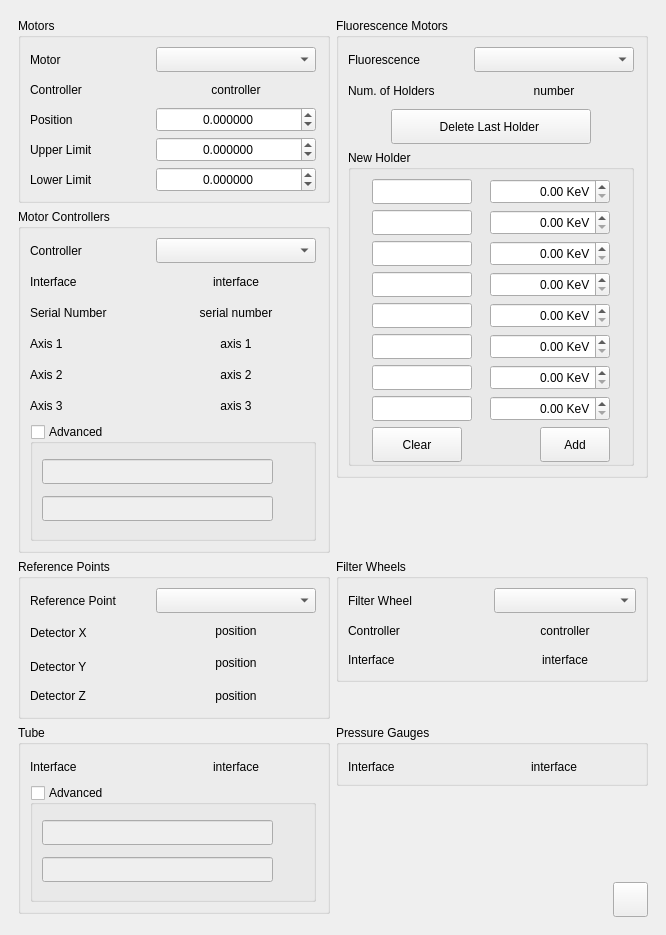
Above: Gui/forms/form_optionswidget.ui from slsdetectorgroup/motorControlSoftware before the change. Below: the same form after it.
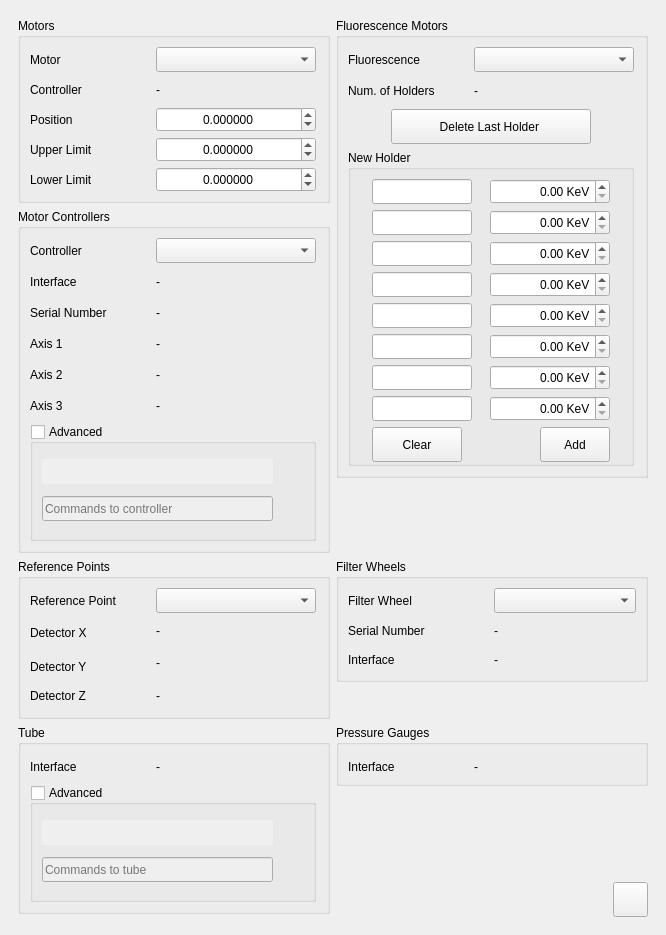
That is the form after the change. Icons and pictures are not drawn.

Diff of the .ui file:
```diff
--- a/Gui/forms/form_optionswidget.ui
+++ b/Gui/forms/form_optionswidget.ui
@@ -211,10 +211,10 @@
               </size>
              </property>
              <property name="text">
-              <string>controller</string>
+              <string>-</string>
              </property>
              <property name="alignment">
-              <set>Qt::AlignCenter</set>
+              <set>Qt::AlignLeading|Qt::AlignLeft|Qt::AlignVCenter</set>
              </property>
             </widget>
            </item>
@@ -545,10 +545,10 @@
               </size>
              </property>
              <property name="text">
-              <string>number</string>
+              <string>-</string>
              </property>
              <property name="alignment">
-              <set>Qt::AlignCenter</set>
+              <set>Qt::AlignLeading|Qt::AlignLeft|Qt::AlignVCenter</set>
              </property>
             </widget>
            </item>
@@ -1202,10 +1202,10 @@
               </size>
              </property>
              <property name="text">
-              <string>axis 3</string>
+              <string>-</string>
              </property>
              <property name="alignment">
-              <set>Qt::AlignCenter</set>
+              <set>Qt::AlignLeading|Qt::AlignLeft|Qt::AlignVCenter</set>
              </property>
             </widget>
            </item>
@@ -1255,10 +1255,10 @@
               </size>
              </property>
              <property name="text">
-              <string>axis 1</string>
+              <string>-</string>
              </property>
              <property name="alignment">
-              <set>Qt::AlignCenter</set>
+              <set>Qt::AlignLeading|Qt::AlignLeft|Qt::AlignVCenter</set>
              </property>
             </widget>
            </item>
@@ -1308,10 +1308,10 @@
               </size>
              </property>
              <property name="text">
-              <string>axis 2</string>
+              <string>-</string>
              </property>
              <property name="alignment">
-              <set>Qt::AlignCenter</set>
+              <set>Qt::AlignLeading|Qt::AlignLeft|Qt::AlignVCenter</set>
              </property>
             </widget>
            </item>
@@ -1360,9 +1360,55 @@
                   <height>25</height>
                  </size>
                 </property>
+                <property name="palette">
+                 <palette>
+                  <active>
+                   <colorrole role="Text">
+                    <brush brushstyle="SolidPattern">
+                     <color alpha="255">
+                      <red>0</red>
+                      <green>0</green>
+                      <blue>161</blue>
+                     </color>
+                    </brush>
+                   </colorrole>
+                  </active>
+                  <inactive>
+                   <colorrole role="Text">
+                    <brush brushstyle="SolidPattern">
+                     <color alpha="255">
+                      <red>0</red>
+                      <green>0</green>
+                      <blue>161</blue>
+                     </color>
+                    </brush>
+                   </colorrole>
+                  </inactive>
+                  <disabled>
+                   <colorrole role="Text">
+                    <brush brushstyle="SolidPattern">
+                     <color alpha="255">
+                      <red>139</red>
+                      <green>142</green>
+                      <blue>142</blue>
+                     </color>
+                    </brush>
+                   </colorrole>
+                  </disabled>
+                 </palette>
+                </property>
+                <property name="focusPolicy">
+                 <enum>Qt::NoFocus</enum>
+                </property>
                 <property name="toolTip">
                  <string>&lt;html&gt;&lt;head/&gt;&lt;body&gt;&lt;p&gt;Up arrow key picks up the previous command.&lt;/p&gt;&lt;p&gt;Down arrow key clears the current command.&lt;/p&gt;&lt;p&gt;Return or Enter key executes the current command&lt;/p&gt;&lt;/body&gt;&lt;/html&gt;</string>
                 </property>
+                <property name="frame">
+                 <bool>false</bool>
+                </property>
+                <property name="readOnly">
+                 <bool>true</bool>
+                </property>
                </widget>
               </item>
               <item row="0" column="1">
@@ -1414,6 +1460,9 @@
                 <property name="toolTip">
                  <string>&lt;html&gt;&lt;head/&gt;&lt;body&gt;&lt;p&gt;Up arrow key picks up the previous command.&lt;/p&gt;&lt;p&gt;Down arrow key clears the current command.&lt;/p&gt;&lt;p&gt;Return or Enter key executes the current command&lt;/p&gt;&lt;/body&gt;&lt;/html&gt;</string>
                 </property>
+                <property name="placeholderText">
+                 <string>Commands to controller</string>
+                </property>
                </widget>
               </item>
               <item row="1" column="1">
@@ -1528,10 +1577,10 @@
               </size>
              </property>
              <property name="text">
-              <string>interface</string>
+              <string>-</string>
              </property>
              <property name="alignment">
-              <set>Qt::AlignCenter</set>
+              <set>Qt::AlignLeading|Qt::AlignLeft|Qt::AlignVCenter</set>
              </property>
             </widget>
            </item>
@@ -1581,10 +1630,10 @@
               </size>
              </property>
              <property name="text">
-              <string>serial number</string>
+              <string>-</string>
              </property>
              <property name="alignment">
-              <set>Qt::AlignCenter</set>
+              <set>Qt::AlignLeading|Qt::AlignLeft|Qt::AlignVCenter</set>
              </property>
             </widget>
            </item>
@@ -1711,10 +1760,10 @@
               </size>
              </property>
              <property name="text">
-              <string>position</string>
+              <string>-</string>
              </property>
              <property name="alignment">
-              <set>Qt::AlignCenter</set>
+              <set>Qt::AlignLeading|Qt::AlignLeft|Qt::AlignVCenter</set>
              </property>
             </widget>
            </item>
@@ -1739,10 +1788,10 @@
               </size>
              </property>
              <property name="text">
-              <string>position</string>
+              <string>-</string>
              </property>
              <property name="alignment">
-              <set>Qt::AlignCenter</set>
+              <set>Qt::AlignLeading|Qt::AlignLeft|Qt::AlignVCenter</set>
              </property>
             </widget>
            </item>
@@ -1817,10 +1866,10 @@
               </size>
              </property>
              <property name="text">
-              <string>position</string>
+              <string>-</string>
              </property>
              <property name="alignment">
-              <set>Qt::AlignCenter</set>
+              <set>Qt::AlignLeading|Qt::AlignLeft|Qt::AlignVCenter</set>
              </property>
             </widget>
            </item>
@@ -1922,7 +1971,7 @@
               </size>
              </property>
              <property name="text">
-              <string>Controller</string>
+              <string>Serial Number</string>
              </property>
             </widget>
            </item>
@@ -1947,10 +1996,10 @@
               </size>
              </property>
              <property name="text">
-              <string>controller</string>
+              <string>-</string>
              </property>
              <property name="alignment">
-              <set>Qt::AlignCenter</set>
+              <set>Qt::AlignLeading|Qt::AlignLeft|Qt::AlignVCenter</set>
              </property>
             </widget>
            </item>
@@ -2000,10 +2049,10 @@
               </size>
              </property>
              <property name="text">
-              <string>interface</string>
+              <string>-</string>
              </property>
              <property name="alignment">
-              <set>Qt::AlignCenter</set>
+              <set>Qt::AlignLeading|Qt::AlignLeft|Qt::AlignVCenter</set>
              </property>
             </widget>
            </item>
@@ -2055,10 +2104,10 @@
               </size>
              </property>
              <property name="text">
-              <string>interface</string>
+              <string>-</string>
              </property>
              <property name="alignment">
-              <set>Qt::AlignCenter</set>
+              <set>Qt::AlignLeading|Qt::AlignLeft|Qt::AlignVCenter</set>
              </property>
             </widget>
            </item>
@@ -2082,9 +2131,55 @@
                   <height>25</height>
                  </size>
                 </property>
+                <property name="palette">
+                 <palette>
+                  <active>
+                   <colorrole role="Text">
+                    <brush brushstyle="SolidPattern">
+                     <color alpha="255">
+                      <red>0</red>
+                      <green>0</green>
+                      <blue>161</blue>
+                     </color>
+                    </brush>
+                   </colorrole>
+                  </active>
+                  <inactive>
+                   <colorrole role="Text">
+                    <brush brushstyle="SolidPattern">
+                     <color alpha="255">
+                      <red>0</red>
+                      <green>0</green>
+                      <blue>161</blue>
+                     </color>
+                    </brush>
+                   </colorrole>
+                  </inactive>
+                  <disabled>
+                   <colorrole role="Text">
+                    <brush brushstyle="SolidPattern">
+                     <color alpha="255">
+                      <red>139</red>
+                      <green>142</green>
+                      <blue>142</blue>
+                     </color>
+                    </brush>
+                   </colorrole>
+                  </disabled>
+                 </palette>
+                </property>
+                <property name="focusPolicy">
+                 <enum>Qt::NoFocus</enum>
+                </property>
                 <property name="toolTip">
                  <string>&lt;html&gt;&lt;head/&gt;&lt;body&gt;&lt;p&gt;Up arrow key picks up the previous command.&lt;/p&gt;&lt;p&gt;Down arrow key clears the current command.&lt;/p&gt;&lt;p&gt;Return or Enter key executes the current command&lt;/p&gt;&lt;/body&gt;&lt;/html&gt;</string>
                 </property>
+                <property name="frame">
+                 <bool>false</bool>
+                </property>
+                <property name="readOnly">
+                 <bool>true</bool>
+                </property>
                </widget>
               </item>
               <item row="0" column="1">
@@ -2136,6 +2231,9 @@
                 <property name="toolTip">
                  <string>&lt;html&gt;&lt;head/&gt;&lt;body&gt;&lt;p&gt;Up arrow key picks up the previous command.&lt;/p&gt;&lt;p&gt;Down arrow key clears the current command.&lt;/p&gt;&lt;p&gt;Return or Enter key executes the current command&lt;/p&gt;&lt;/body&gt;&lt;/html&gt;</string>
                 </property>
+                <property name="placeholderText">
+                 <string>Commands to tube</string>
+                </property>
                </widget>
               </item>
               <item row="1" column="1">
@@ -2277,10 +2375,10 @@
               </size>
              </property>
              <property name="text">
-              <string>interface</string>
+              <string>-</string>
              </property>
              <property name="alignment">
-              <set>Qt::AlignCenter</set>
+              <set>Qt::AlignLeading|Qt::AlignLeft|Qt::AlignVCenter</set>
              </property>
             </widget>
            </item>
```
Left out of the diff: 58 changed lines with no effect on the pictures.
